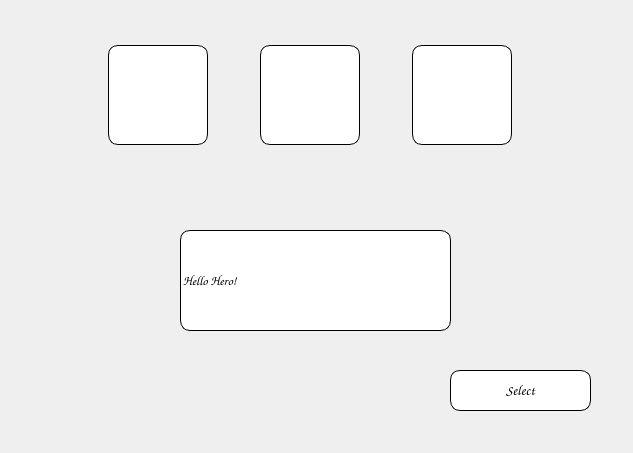
Qt form firstwindow.ui (Xyan-Banan/polytech-Tamagochi) before a commit.
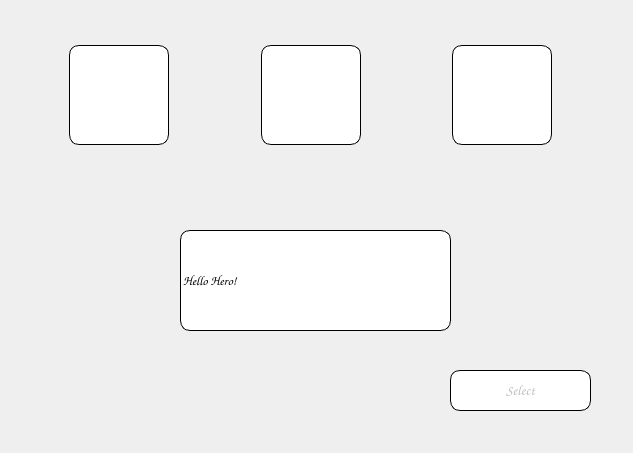
The same form after that commit. Icons and pictures are not drawn.

Commit message: added actions on buttons and displaying it in queue

The edit to the form file:
```diff
--- a/firstwindow.ui
+++ b/firstwindow.ui
@@ -92,6 +92,12 @@
       <property name="orientation">
        <enum>Qt::Horizontal</enum>
       </property>
+      <property name="sizeHint" stdset="0">
+       <size>
+        <width>0</width>
+        <height>0</height>
+       </size>
+      </property>
      </spacer>
     </item>
     <item>
@@ -130,6 +136,12 @@
       <property name="orientation">
        <enum>Qt::Horizontal</enum>
       </property>
+      <property name="sizeHint" stdset="0">
+       <size>
+        <width>0</width>
+        <height>0</height>
+       </size>
+      </property>
      </spacer>
     </item>
     <item>
@@ -169,19 +181,9 @@
    </layout>
   </widget>
   <widget class="QPushButton" name="SelectBTN">
-   <property name="geometry">
-    <rect>
-     <x>660</x>
-     <y>640</y>
-     <width>111</width>
-     <height>41</height>
-    </rect>
+   <property name="enabled">
+    <bool>false</bool>
    </property>
-   <property name="text">
-    <string>Select</string>
-   </property>
-  </widget>
-  <widget class="QPushButton" name="SelectBTN_2">
    <property name="geometry">
     <rect>
      <x>450</x>
```
The commit also changes 20 other files.
